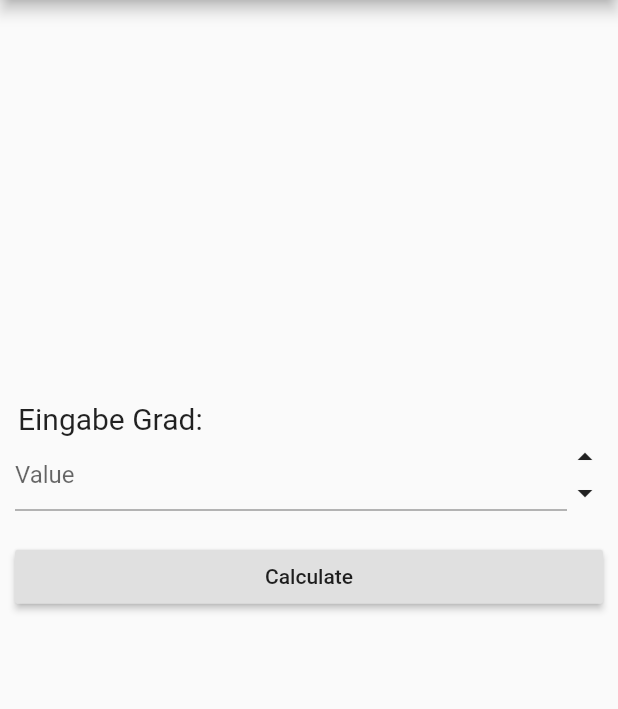
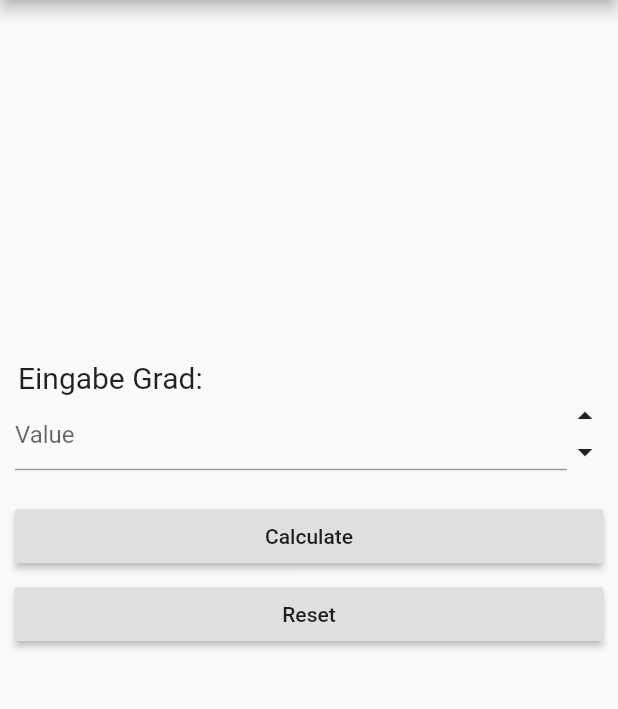
Before and after one commit to peloflutter/fahrenheit_celcsius_calculator, a Flutter app: the screen it shows after launch, after a tap on "Calculate", on a phone screen of 412 x 824 dp, the part 84-793 px from its top. Run offline on Flutter 3.47's test engine with Material 2 defaults, Android fonts, the phone set to English and light mode, and no system bars.

Commit message:
conversion now works

```diff
--- a/lib/fahrenheit_celcius_calculator.dart
+++ b/lib/fahrenheit_celcius_calculator.dart
@@ -8,7 +8,7 @@ class FahrenheitCelciusCalculator extends StatefulWidget {
 }
 
 class _FahrenheitCelciusCalculator extends State<FahrenheitCelciusCalculator> {
-  String _input;
+  // String _input;
   String _displayFahrenheitLong;
   String _displayCelciusLong;
   String _displayFahrenheitShort;
@@ -22,11 +22,15 @@ class _FahrenheitCelciusCalculator extends State<FahrenheitCelciusCalculator> {
 
   _FahrenheitCelciusCalculator() {
     debugPrint("c'tor _FahrenheitCelciusCalculator");
-    _input = '';
+    // _input = '';
     _displayFahrenheitLong = '';
     _displayCelciusLong = '';
     _displayFahrenheitShort = '';
     _displayCelciusShort = '';
+
+    // just for testing
+    _degreeFahrenheit = 13.5;
+    _degreeCelcius = 44.65;
 
     _controller = TextEditingController();
   }
@@ -85,6 +89,11 @@ class _FahrenheitCelciusCalculator extends State<FahrenheitCelciusCalculator> {
                     onPressed: _onPressed,
                     child: Text('Calculate'),
                   ),
+                  Padding(padding: EdgeInsets.all(2.0)),
+                  RaisedButton(
+                    onPressed: _onReset,
+                    child: Text('Reset'),
+                  ),
                   Padding(padding: EdgeInsets.all(10.0)),
                   Row(children: <Widget>[
                     Container(
@@ -95,12 +104,12 @@ class _FahrenheitCelciusCalculator extends State<FahrenheitCelciusCalculator> {
                               Padding(
                                   padding: EdgeInsets.all(2.0),
                                   child: Text(_displayFahrenheitLong,
-                                      style: TextStyle(fontSize: 14.0))),
+                                      style: TextStyle(fontSize: 16.0))),
                               Padding(padding: EdgeInsets.all(10.0)),
                               Padding(
                                   padding: EdgeInsets.all(2.0),
                                   child: Text(_displayCelciusLong,
-                                      style: TextStyle(fontSize: 14.0)))
+                                      style: TextStyle(fontSize: 16.0)))
                             ])),
                     Expanded(
                         child: Column(
@@ -109,12 +118,12 @@ class _FahrenheitCelciusCalculator extends State<FahrenheitCelciusCalculator> {
                           Padding(
                               padding: EdgeInsets.all(2.0),
                               child: Text(_displayFahrenheitShort,
-                                  style: TextStyle(fontSize: 20.0))),
+                                  style: TextStyle(fontSize: 16.0))),
                           Padding(padding: EdgeInsets.all(10.0)),
                           Padding(
                               padding: EdgeInsets.all(2.0),
                               child: Text(_displayCelciusShort,
-                                  style: TextStyle(fontSize: 20.0))),
+                                  style: TextStyle(fontSize: 16.0))),
                         ])),
                   ])
                 ])));
@@ -122,25 +131,49 @@ class _FahrenheitCelciusCalculator extends State<FahrenheitCelciusCalculator> {
 
   void _increment() {
     debugPrint('... _increment');
+
+    _degreeInput++;
   }
 
   void _decrement() {
     debugPrint('... _decrement');
+
+    _degreeInput--;
   }
 
   void _onPressed() {
     debugPrint('... _onPressed');
 
     String input = _controller.text;
+    _degreeInput = int.parse(input);
+
+    _degreeFahrenheit = _fahrenheitToCelcius(_degreeInput);
+    _degreeCelcius = _celciusToFahrenheit(_degreeInput);
 
     setState(() {
-      // ToDo: Verechnung von Fahrenheit und Celcius
-      _degreeInput = int.parse(input);
-
-      _displayFahrenheitLong = 'Boahh, I love $input  Fahrenheit';
-      _displayCelciusLong = 'Boahh, I love $input Celcius';
-      _displayFahrenheitShort = '$input  Fahrenheit';
-      _displayCelciusShort = '$input Celcius';
+      _displayFahrenheitLong = '$_degreeInput °F in Celcius:';
+      _displayCelciusLong = '$_degreeInput °F in Fahrenheit:';
+      _displayFahrenheitShort = '$_degreeFahrenheit °F';
+      _displayCelciusShort = '$_degreeCelcius °C';
     });
   }
+
+  void _onReset() {
+    debugPrint('... _onReset');
+
+    _controller.text = '';
+
+    setState(() {
+      _degreeInput = 0.0;
+
+      _displayFahrenheitLong = '';
+      _displayCelciusLong = '';
+      _displayFahrenheitShort = '';
+      _displayCelciusShort = '';
+    });
+  }
+
+  num _fahrenheitToCelcius(num fahrenheit) => (fahrenheit - 32) * 5 / 9;
+
+  num _celciusToFahrenheit(num celcius) => celcius * 9 / 5 + 32;
 }
```
